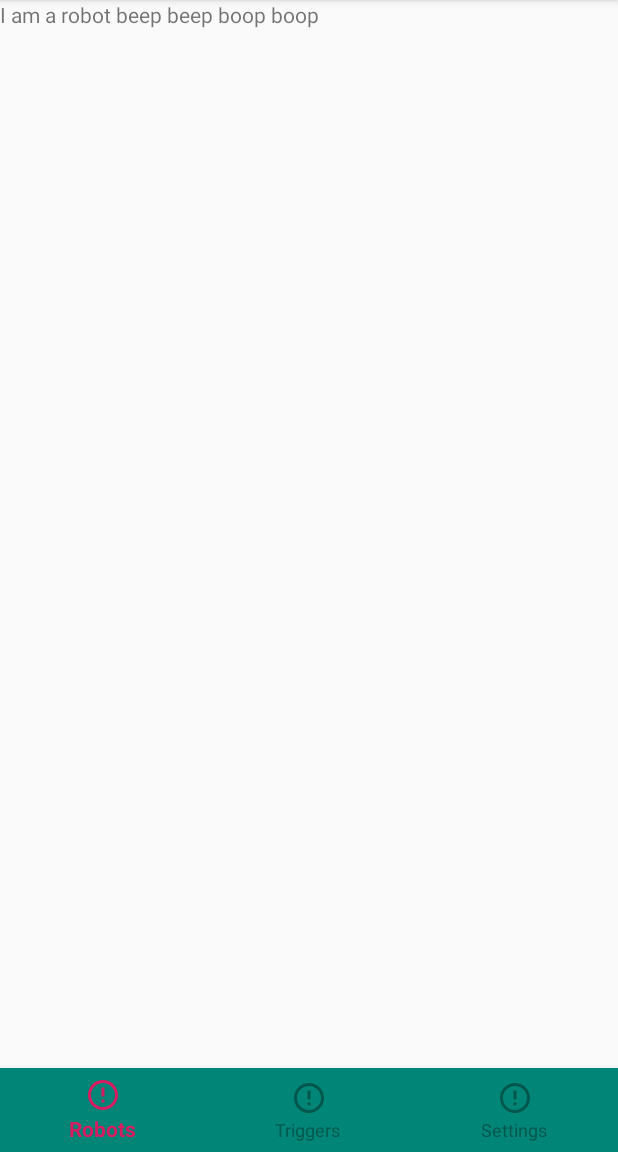
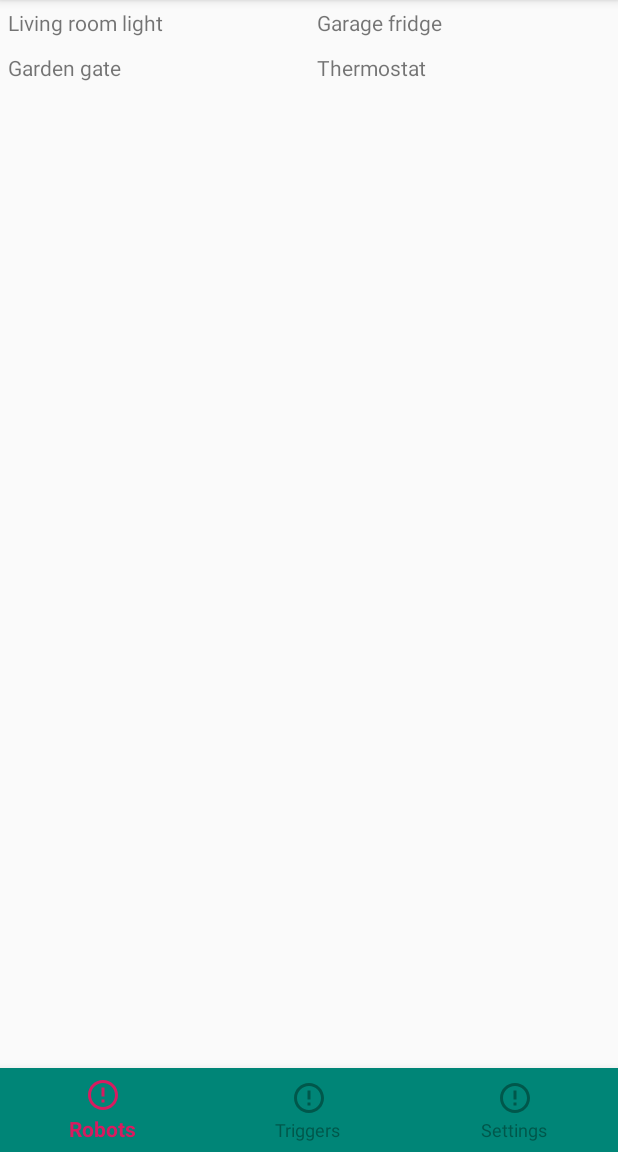
Before and after one commit to zoeyfyi/SmartHomeAdapters, an Android app: the RobotsFragment screen opened directly, with no data from a screen before it, on a phone screen of 412 x 824 dp, the part 84-1236 px from its top. Run offline under Robolectric (Android 15) with nearby library versions, the phone set to English and light mode, and no system bars.

Commit message:
feat(android): basic grid view for robots

```diff
--- /dev/null
+++ b/android/app/src/main/java/com/github/halspals/smarthomeadapters/smarthomeadapters/RobotAdapter.kt
@@ -0,0 +1,39 @@
+package com.github.halspals.smarthomeadapters.smarthomeadapters
+
+import android.content.Context
+import android.view.View
+import android.view.ViewGroup
+import android.widget.BaseAdapter
+import android.widget.TextView
+import com.github.halspals.smarthomeadapters.smarthomeadapters.model.Robot
+
+class RobotAdapter (private val context: Context) :  BaseAdapter() {
+
+    private val robots = arrayOf(
+        Robot("Living room light"),
+        Robot("Garage fridge"),
+        Robot("Garden gate"),
+        Robot("Thermostat")
+    )
+
+    override fun getView(position: Int, convertView: View?, parent: ViewGroup?): View {
+        val textView: TextView
+        if (convertView == null) {
+            // if it's not recycled, initialize some attributes
+            textView = TextView(context)
+            textView.setPadding(8, 8, 8, 8)
+        } else {
+            textView = convertView as TextView
+        }
+
+        textView.text = robots[position].nickname
+        return textView
+    }
+
+    override fun getItem(position: Int): Any = robots[position]
+
+    override fun getItemId(position: Int): Long = 0L
+
+    override fun getCount(): Int = robots.size
+
+}
--- a/android/app/src/main/java/com/github/halspals/smarthomeadapters/smarthomeadapters/RobotsFragment.kt
+++ b/android/app/src/main/java/com/github/halspals/smarthomeadapters/smarthomeadapters/RobotsFragment.kt
@@ -6,16 +6,26 @@ import android.util.Log
 import android.view.LayoutInflater
 import android.view.View
 import android.view.ViewGroup
+import android.widget.GridView
 
 class RobotsFragment : Fragment() {
 
     private val fTag = "RobotFragment"
+
+    private lateinit var robotGrid: GridView
 
     override fun onCreateView(
             inflater: LayoutInflater, container: ViewGroup?, savedInstanceState: Bundle?): View? {
 
         Log.d(fTag, "[onCreateView] Invoked")
         return inflater.inflate(R.layout.fragment_robots, container, false)
+    }
 
+    override fun onViewCreated(view: View, savedInstanceState: Bundle?) {
+        super.onViewCreated(view, savedInstanceState)
+
+        robotGrid = view.findViewById(R.id.RobotGrid)
+        robotGrid.adapter = RobotAdapter(context!!)
+        robotGrid.adapter
     }
 }
--- /dev/null
+++ b/android/app/src/main/java/com/github/halspals/smarthomeadapters/smarthomeadapters/model/Robot.kt
@@ -0,0 +1,5 @@
+package com.github.halspals.smarthomeadapters.smarthomeadapters.model
+
+data class Robot (
+    val nickname: String
+)
--- a/android/app/src/main/res/layout/fragment_robots.xml
+++ b/android/app/src/main/res/layout/fragment_robots.xml
@@ -6,13 +6,8 @@
     android:layout_height="match_parent"
     tools:context=".RobotsFragment">
 
-    <TextView
-        android:layout_width="match_parent"
-        android:layout_height="match_parent"
-        android:text="@string/blank_robot_placeholder"
-        app:layout_constraintBottom_toBottomOf="parent"
-        app:layout_constraintEnd_toEndOf="parent"
-        app:layout_constraintStart_toStartOf="parent"
-        app:layout_constraintTop_toTopOf="parent" />
+    <GridView
+            android:layout_width="match_parent"
+            android:layout_height="match_parent" android:id="@+id/RobotGrid" android:numColumns="2"/>
 
 </android.support.constraint.ConstraintLayout>
```
